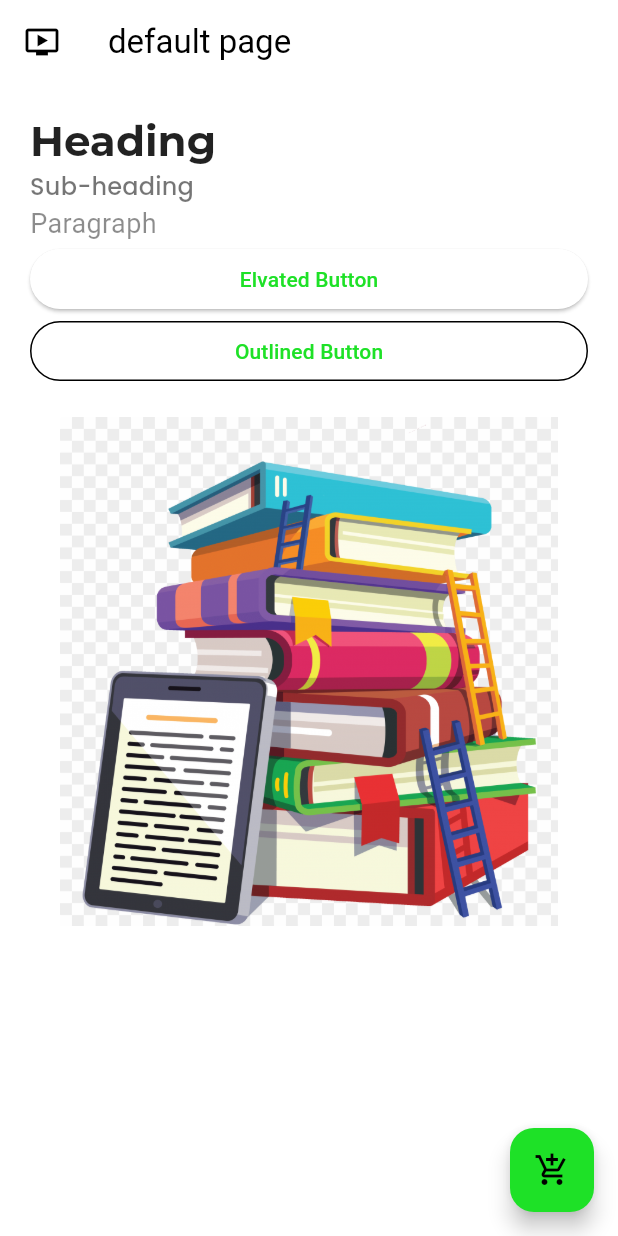
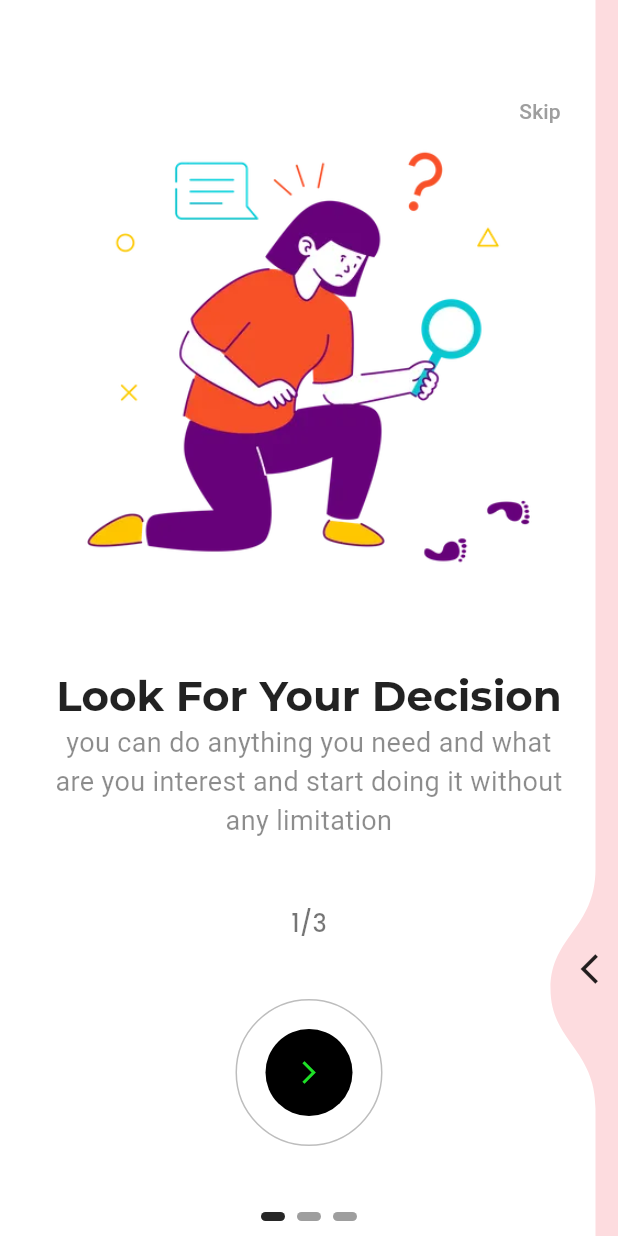
Before and after one commit to AhmedMBA6/flutter_registration_app, a Flutter app: the screen it shows after launch, on a phone screen of 412 x 824 dp. Run offline on Flutter 3.47's test engine with Material 3 defaults, Android fonts, the phone set to English and light mode, and no system bars; drawn by our look-alikes of liquid_swipe, smooth_page_indicator; our stand-ins replace get, google_fonts.

Commit message:
OnBoarding Page with animation using getx

```diff
--- /dev/null
+++ b/devtools_options.yaml
@@ -0,0 +1,3 @@
+description: This file stores settings for Dart & Flutter DevTools.
+documentation: https://docs.flutter.dev/tools/devtools/extensions#configure-extension-enablement-states
+extensions:
--- a/lib/src/constants/colors.dart
+++ b/lib/src/constants/colors.dart
@@ -1,4 +1,4 @@
-import 'dart:ui';
+import 'package:flutter/material.dart';
 
 const teamPrimaryColor = Color(0xFF1ee127);
 const teamSecondaryColor = Color(0xFF272727);
@@ -7,3 +7,10 @@ const teamAccentColor = Color(0xFF1c82e3);
 const teamCardBgColor =Color(0xFFF7F6F1);
 const teamWhiteColor = Color(0xffffffff);
 const teamDarkColor = Color(0xFF000000);
+
+
+
+// -- On -Boarding-Colors
+const teamBoardingPage1C = Colors.white;
+const teamBoardingPage2C = Color(0xfffddcdf);
+const teamBoardingPage3C = Color(0xffffdcbd);
--- a/lib/src/constants/image_strings.dart
+++ b/lib/src/constants/image_strings.dart
@@ -1,2 +1,9 @@
-const String splashTopIcon = "assets/images/splash_image.png";
+// --Splash-Screen-Images--
+const String splashTopIcon = "assets/images/splash_images/splash_image.png";
 const String splashImage = "assets/images/logo2.png";
+
+
+// --OnBoardingScreenImages--
+const String onBoardingImage1 = "assets/images/on_boarding_images/oimage1.png";
+const String onBoardingImage2 = "assets/images/on_boarding_images/oimage2.png";
+const String onBoardingImage3 = "assets/images/on_boarding_images/oimage3.png";
--- a/lib/src/constants/text_strings.dart
+++ b/lib/src/constants/text_strings.dart
@@ -1,2 +1,16 @@
+// --Splash-Screen-Text--
 const String appName = "Custing App";
 const String appTagLine = "Try until you get what you want";
+
+
+// --OnBoarding Text--
+
+const String tOnBoardingTitle1 = "Look For Your Decision";
+const String tOnBoardingTitle2 = "Search for your friend";
+const String tOnBoardingTitle3 = "Receive Notification";
+const String tOnBoardingSubTitle1 = "you can do anything you need and what are you interest and start doing it without any limitation";
+const String tOnBoardingSubTitle2 = "you can search for a friend have your same interestings and do it together";
+const String tOnBoardingSubTitle3 = "you can receive notifications to everything you miss it ";
+const String tOnBoardingCounter1 = "1/3";
+const String tOnBoardingCounter2 = "2/3";
+const String tOnBoardingCounter3 = "3/3";
--- /dev/null
+++ b/lib/src/features/authentication/controllers/on_boarding_controller.dart
@@ -0,0 +1,52 @@
+import 'package:flutter_registration_app/src/constants/colors.dart';
+import 'package:flutter_registration_app/src/constants/image_strings.dart';
+import 'package:flutter_registration_app/src/constants/text_strings.dart';
+import 'package:flutter_registration_app/src/features/authentication/models/model_on_boarding.dart';
+import 'package:flutter_registration_app/src/features/authentication/screens/on_boarding/on_boarding_page_widget.dart';
+import 'package:get/get.dart';
+import 'package:liquid_swipe/PageHelpers/LiquidController.dart';
+
+class OnBoardingController extends GetxController {
+  RxInt currentPage = 0.obs;
+
+  final controller = LiquidController();
+
+  final pages = [
+    OnBoardingPageWidget(
+      model: OnBoardingModel(
+        image: onBoardingImage1,
+        title: tOnBoardingTitle1,
+        subTitle: tOnBoardingSubTitle1,
+        counterText: tOnBoardingCounter1,
+        bgColor: teamBoardingPage1C,
+      ),
+    ),
+    OnBoardingPageWidget(
+      model: OnBoardingModel(
+        image: onBoardingImage2,
+        title: tOnBoardingTitle2,
+        subTitle: tOnBoardingSubTitle2,
+        counterText: tOnBoardingCounter2,
+        bgColor: teamBoardingPage2C,
+      ),
+    ),
+    OnBoardingPageWidget(
+      model: OnBoardingModel(
+        image: onBoardingImage3,
+        title: tOnBoardingTitle3,
+        subTitle: tOnBoardingSubTitle3,
+        counterText: tOnBoardingCounter3,
+        bgColor: teamBoardingPage3C,
+      ),
+    ),
+  ];
+  skip() => controller.jumpToPage(page: 2);
+  animateToNextSlide() {
+    int nextPage = controller.currentPage + 1;
+    controller.animateToPage(page: nextPage);
+  }
+
+  onPageChangeCallback(int activePageIndex) =>
+      currentPage.value = activePageIndex;
+
+}
--- a/lib/src/features/authentication/controllers/splash_screen_controller.dart
+++ b/lib/src/features/authentication/controllers/splash_screen_controller.dart
@@ -1,4 +1,5 @@
-import 'package:flutter_registration_app/main.dart';
+ //import 'package:flutter_registration_app/main.dart';
+import 'package:flutter_registration_app/src/features/authentication/screens/on_boarding/on_boarding_screen.dart';
 import 'package:get/get.dart';
 
 class SplashScreenController extends GetxController{
@@ -9,7 +10,7 @@ class SplashScreenController extends GetxController{
     await Future.delayed(Duration(milliseconds: 500));
      animate.value = true;
     await Future.delayed(Duration(milliseconds: 5000));
-    Get.to(() => HomePage());
+    Get.to(() => OnBoardingScreen());
     // Navigator.pushReplacement(
     //     context, MaterialPageRoute(builder: (context) => HomePage()));
   }
--- /dev/null
+++ b/lib/src/features/authentication/models/model_on_boarding.dart
@@ -0,0 +1,17 @@
+import 'package:flutter/material.dart';
+
+class OnBoardingModel {
+  final String image;
+  final String title;
+  final String subTitle;
+  final String counterText;
+  final Color bgColor;
+
+  OnBoardingModel(
+      {required this.image,
+      required this.title,
+      required this.subTitle,
+      required this.counterText,
+      required this.bgColor,
+      });
+}
--- /dev/null
+++ b/lib/src/features/authentication/screens/on_boarding/on_boarding_page_widget.dart
@@ -0,0 +1,50 @@
+import 'package:flutter/material.dart';
+import 'package:flutter_registration_app/src/constants/image_strings.dart';
+import 'package:flutter_registration_app/src/constants/sizes.dart';
+import 'package:flutter_registration_app/src/features/authentication/models/model_on_boarding.dart';
+
+class OnBoardingPageWidget extends StatelessWidget {
+  const OnBoardingPageWidget({
+    super.key,
+    required this.model,
+  });
+
+  final OnBoardingModel model;
+
+  @override
+  Widget build(BuildContext context) {
+    final size = MediaQuery.of(context).size;
+    return Container(
+      padding: EdgeInsets.all(defaultSize),
+      color: model.bgColor,
+      child: Column(
+        mainAxisAlignment: MainAxisAlignment.spaceEvenly,
+        children: [
+          Image(
+            image: AssetImage(onBoardingImage1),
+            height: size.height * 0.4,
+          ),
+          Column(
+            children: [
+              Text(
+                model.title,
+                style: Theme.of(context).textTheme.headlineMedium,
+              ),
+              Text(
+                model.subTitle,
+                textAlign: TextAlign.center,
+              ),
+            ],
+          ),
+          Text(
+            model.counterText,
+            style: Theme.of(context).textTheme.titleMedium,
+          ),
+          SizedBox(
+            height: 80.0,
+          )
+        ],
+      ),
+    );
+  }
+}
--- /dev/null
+++ b/lib/src/features/authentication/screens/on_boarding/on_boarding_screen.dart
@@ -0,0 +1,72 @@
+import 'package:flutter/material.dart';
+//import 'package:flutter_registration_app/main.dart';
+import 'package:flutter_registration_app/src/constants/colors.dart';
+import 'package:flutter_registration_app/src/features/authentication/controllers/on_boarding_controller.dart';
+import 'package:get/get.dart';
+import 'package:liquid_swipe/liquid_swipe.dart';
+import 'package:smooth_page_indicator/smooth_page_indicator.dart';
+
+class OnBoardingScreen extends StatelessWidget {
+   OnBoardingScreen({super.key});
+  final oBcontroller = OnBoardingController();
+  @override
+  Widget build(BuildContext context) {
+    return Scaffold(
+      body: Stack(
+        alignment: Alignment.center,
+        children: [
+          LiquidSwipe(
+            onPageChangeCallback: oBcontroller.onPageChangeCallback,
+            liquidController: oBcontroller.controller,
+            pages: oBcontroller.pages,
+            slideIconWidget: Icon(Icons.arrow_back_ios),
+            enableSideReveal: true,
+          ),
+          Positioned(
+            bottom: 60.0,
+            child: OutlinedButton(
+              onPressed: () => oBcontroller.animateToNextSlide(),
+              style: ElevatedButton.styleFrom(
+                  side: BorderSide(color: Colors.black26),
+                  shape: CircleBorder(),
+                  padding: EdgeInsets.all(20.0),
+                  overlayColor: Colors.white),
+              child: Container(
+                padding: EdgeInsets.all(20.0),
+                decoration: BoxDecoration(
+                  shape: BoxShape.circle,
+                  color: teamDarkColor,
+                ),
+                child: Icon(Icons.arrow_forward_ios),
+              ),
+            ),
+          ),
+          Positioned(
+            top: 50,
+            right: 20,
+            child: TextButton(
+              onPressed: () => oBcontroller.skip(),
+              child: Text(
+                "Skip",
+                style: TextStyle(color: Colors.grey),
+              ),
+            ),
+          ),
+          Obx(
+            () => Positioned(
+              bottom: 10.0,
+              child: AnimatedSmoothIndicator(
+                activeIndex: oBcontroller.currentPage.value,
+                count: 3,
+                effect: WormEffect(
+                  activeDotColor: Color(0xff272727),
+                  dotHeight: 6.0,
+                ),
+              ),
+            ),
+          )
+        ],
+      ),
+    );
+  }
+}
--- a/pubspec.yaml
+++ b/pubspec.yaml
@@ -39,6 +39,8 @@ dependencies:
   google_fonts: ^6.2.1
   # flutter_native_splash: ^2.4.1
   get: ^4.6.6
+  liquid_swipe: ^3.1.0
+  smooth_page_indicator: ^1.2.0+3
 
 
 dev_dependencies:
@@ -80,6 +82,8 @@ flutter:
   # To add assets to your application, add an assets section, like this:
   assets:
     - assets/images/
+    - assets/images/splash_images/
+    - assets/images/on_boarding_images/
   #   - images/a_dot_burr.jpeg
   #   - images/a_dot_ham.jpeg
 
```
Also changed, not shown: assets/images/on_boarding_images/oimage1.png (added), assets/images/on_boarding_images/oimage2.png (added), assets/images/on_boarding_images/oimage3.png (added), assets/images/splash_images/splash_image.png (renamed from assets/images/splash_image.png), assets/images/splash_images/splash_image2.png (renamed from assets/images/splash_image2.png), pubspec.lock.
